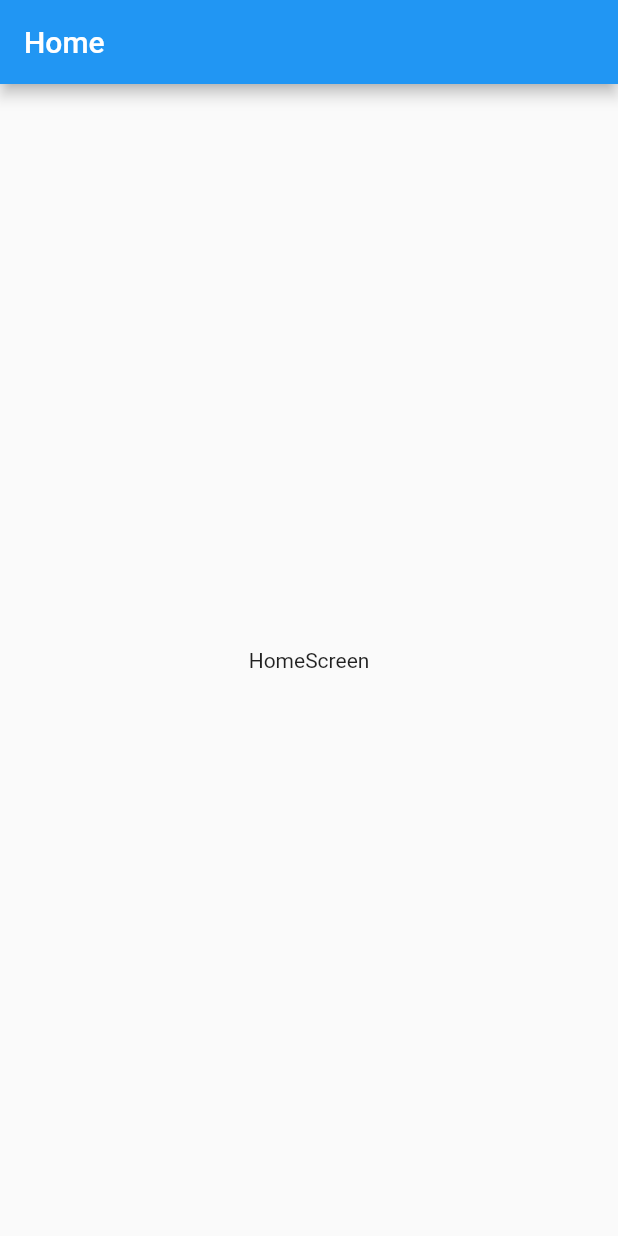
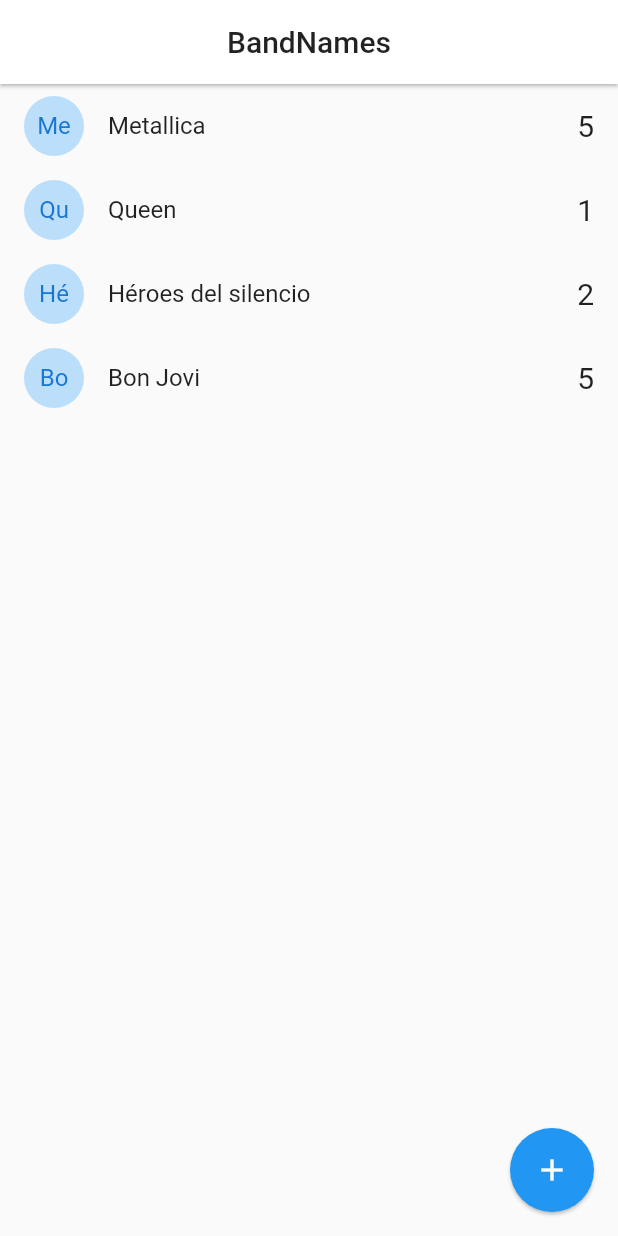
Before and after one commit to atinydev/band_names_flutter, a Flutter app: the screen it shows after launch, on a phone screen of 412 x 824 dp. Run offline on Flutter 3.47's test engine with Material 2 defaults, Android fonts, the phone set to English and light mode, and no system bars; our stand-ins replace flutter_riverpod, go_router, hooks_riverpod.

Commit message:
Basic interface - HomeScreen

```diff
--- a/lib/main.dart
+++ b/lib/main.dart
@@ -1,7 +1,12 @@
 import 'package:flutter/material.dart';
+import 'package:flutter_riverpod/flutter_riverpod.dart';
 
 import 'app.dart';
 
 void main() {
-  runApp(const BandNamesApp());
+  runApp(
+    const ProviderScope(
+      child: BandNamesApp(),
+    ),
+  );
 }
--- /dev/null
+++ b/lib/providers/bands.dart
@@ -0,0 +1,11 @@
+import 'package:band_names/models/band.dart';
+import 'package:hooks_riverpod/hooks_riverpod.dart';
+
+final bandsProvider = StateProvider<List<Band>>((ref) {
+  return const [
+    Band(id: '1', name: 'Metallica', votes: 5),
+    Band(id: '2', name: 'Queen', votes: 1),
+    Band(id: '3', name: 'Héroes del silencio', votes: 2),
+    Band(id: '4', name: 'Bon Jovi', votes: 5),
+  ];
+});
--- a/lib/screens/home_screen.dart
+++ b/lib/screens/home_screen.dart
@@ -1,20 +1,70 @@
+import 'package:band_names/models/band.dart';
+import 'package:band_names/providers/bands.dart';
 import 'package:flutter/material.dart';
+import 'package:hooks_riverpod/hooks_riverpod.dart';
 
-class HomeScreen extends StatelessWidget {
+class HomeScreen extends ConsumerWidget {
   const HomeScreen({Key? key}) : super(key: key);
 
   static const name = 'Home';
   static const path = '/';
 
   @override
-  Widget build(BuildContext context) {
+  Widget build(BuildContext context, WidgetRef ref) {
+    final bands = ref.watch(bandsProvider);
     return Scaffold(
       appBar: AppBar(
-        title: const Text('Home'),
+        centerTitle: true,
+        elevation: 1,
+        backgroundColor: Colors.white,
+        title: const Text(
+          'BandNames',
+          style: TextStyle(
+            color: Colors.black87,
+          ),
+        ),
       ),
-      body: const Center(
-        child: Text('HomeScreen'),
+      body: ListView.builder(
+        itemCount: bands.length,
+        itemBuilder: (context, index) {
+          final band = bands[index];
+          return _BandTile(band: band);
+        },
+      ),
+      floatingActionButton: FloatingActionButton(
+        elevation: 1,
+        child: const Icon(Icons.add),
+        onPressed: () {},
       ),
     );
   }
 }
+
+class _BandTile extends StatelessWidget {
+  const _BandTile({
+    Key? key,
+    required this.band,
+  }) : super(key: key);
+
+  final Band band;
+
+  @override
+  Widget build(BuildContext context) {
+    return ListTile(
+      leading: CircleAvatar(
+        backgroundColor: Colors.blue[100],
+        child: Text(
+          band.name.substring(0, 2),
+        ),
+      ),
+      title: Text(band.name),
+      trailing: Text(
+        '${band.votes}',
+        style: const TextStyle(
+          fontSize: 20,
+        ),
+      ),
+      onTap: () {},
+    );
+  }
+}
--- a/pubspec.yaml
+++ b/pubspec.yaml
@@ -35,6 +35,7 @@ dependencies:
   # Use with the CupertinoIcons class for iOS style icons.
   cupertino_icons: ^1.0.2
   go_router: ^3.0.5
+  hooks_riverpod: ^1.0.3
 
 dev_dependencies:
   flutter_test:
```
Also changed, not shown: pubspec.lock.
